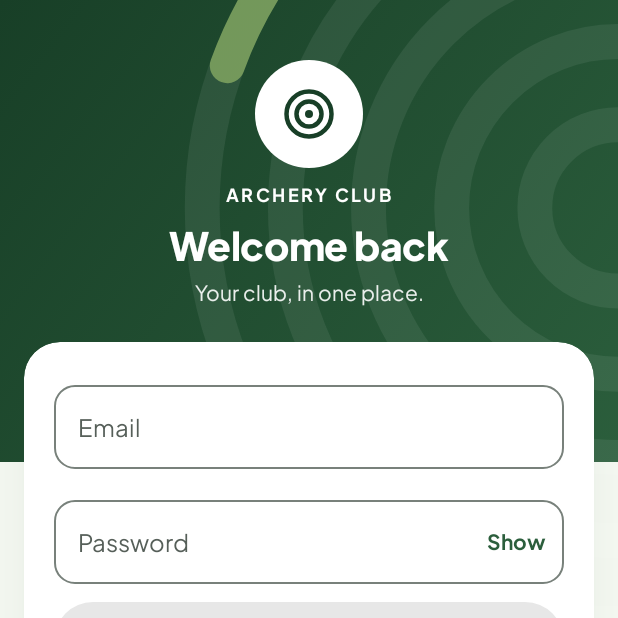
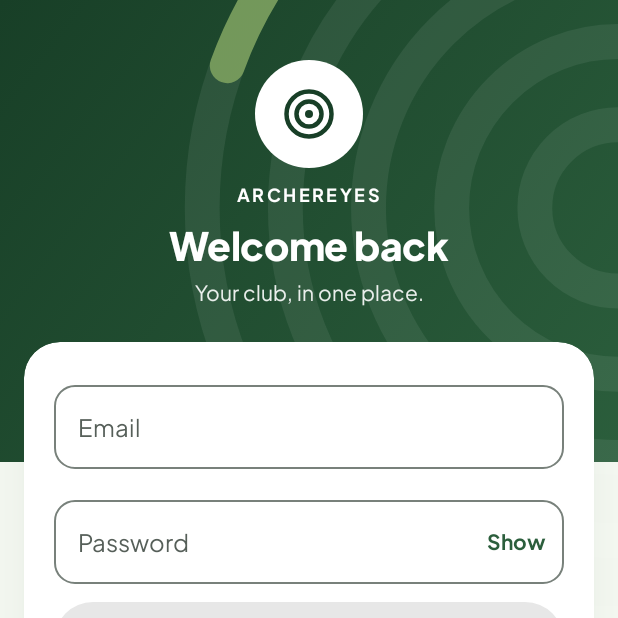
Before and after one commit to carllperez/ArcheryClub, an Android app built with Jetpack Compose: the composable ClubAuthScreen shown on its own in the app's theme, on a phone screen of 412 x 824 dp, the top half of it. Run offline under Robolectric (Android 15) with nearby library versions, the phone set to English and light mode, and no system bars; libraries missing offline, so code that uses them is left out: io.github.jan.supabase; 6 statements that could not run were skipped.

Commit message:
Rename the app to ArcherEyes: launcher name, sign-in screen, share and invite messages

```diff
--- a/app/src/main/java/ph/capstone/archeryclub/connected/AuthScreens.kt
+++ b/app/src/main/java/ph/capstone/archeryclub/connected/AuthScreens.kt
@@ -87,7 +87,7 @@ fun ClubAuthScreen(state: SystemState, vm: SystemViewModel, snackbar: SnackbarHo
             HeroBand(bottomPadding = 104.dp) {
                 Column(Modifier.fillMaxWidth().padding(top = 28.dp), horizontalAlignment = Alignment.CenterHorizontally, verticalArrangement = Arrangement.spacedBy(10.dp)) {
                     ClubMark()
-                    Text("ARCHERY CLUB", style = MaterialTheme.typography.labelMedium, letterSpacing = 1.6.sp, color = Color.White)
+                    Text("ARCHEREYES", style = MaterialTheme.typography.labelMedium, letterSpacing = 1.6.sp, color = Color.White)
                     AnimatedContent(creating, transitionSpec = { fadeIn(tween(220)) togetherWith fadeOut(tween(120)) }, label = "auth-title") { c ->
                         Column(horizontalAlignment = Alignment.CenterHorizontally, verticalArrangement = Arrangement.spacedBy(6.dp)) {
                             Text(if (c) "Create your account" else "Welcome back", style = MaterialTheme.typography.headlineMedium, color = Color.White)
--- a/app/src/main/java/ph/capstone/archeryclub/connected/ClubsScreens.kt
+++ b/app/src/main/java/ph/capstone/archeryclub/connected/ClubsScreens.kt
@@ -270,7 +270,7 @@ fun JoinCodesScreen(workspace: JsonObject, busy: Boolean, snackbar: SnackbarHost
                 style = MaterialTheme.typography.bodySmall, color = MaterialTheme.colorScheme.onSurfaceVariant)
             Row(horizontalArrangement = Arrangement.spacedBy(8.dp)) {
                 CardButton("Share", Modifier.weight(1f), primary = true, enabled = clubCode.isNotBlank()) {
-                    val message = "Join $club in the Archery Club app.\n1. Install the app and tap Create an account.\n" +
+                    val message = "Join $club in the ArcherEyes app.\n1. Install the app and tap Create an account.\n" +
                         "2. Sign up with your email. With a personal email (like Gmail), enter this join code: $clubCode\n3. Send your membership application."
                     context.startActivity(android.content.Intent.createChooser(android.content.Intent(android.content.Intent.ACTION_SEND).apply {
                         type = "text/plain"; putExtra(android.content.Intent.EXTRA_TEXT, message) }, "Share the join code"))
@@ -315,7 +315,7 @@ fun JoinCodesScreen(workspace: JsonObject, busy: Boolean, snackbar: SnackbarHost
         }
     }
     made?.let { (code, forEmail) ->
-        val message = "You're invited to join $club in the Archery Club app.\n1. Install the app and tap Create an account.\n" +
+        val message = "You're invited to join $club in the ArcherEyes app.\n1. Install the app and tap Create an account.\n" +
             "2. Sign up with $forEmail.\n3. Enter this join code: $code\nThen send your membership application."
         ConfirmDialog("Code for $forEmail", "Send them this code. It works once, only with that email, for 14 days.", "Share",
             extra = { Text(code, style = MaterialTheme.typography.headlineMedium, fontWeight = FontWeight.ExtraBold)
--- a/app/src/main/java/ph/capstone/archeryclub/connected/PartnerInviteLogic.kt
+++ b/app/src/main/java/ph/capstone/archeryclub/connected/PartnerInviteLogic.kt
@@ -50,7 +50,7 @@ fun inviteViews(workspace: JsonObject, eventId: String, now: Instant, nameOf: (S
 /** The message a rep's club sends: what the code is for and how to use it. */
 fun inviteMessage(eventTitle: String, clubName: String, code: String, closes: String): String =
     "You're invited to represent $clubName at \"$eventTitle\" (DLSU Archery Club).\n" +
-        "1. Install the DLSU Archery Club app and create an account.\n" +
+        "1. Install the ArcherEyes app and create an account.\n" +
         "2. Choose \"I'm a partner club representative\" and enter this code: $code\n" +
         "The code works once and expires $closes."
 
--- a/app/src/main/res/values/strings.xml
+++ b/app/src/main/res/values/strings.xml
@@ -1,3 +1,3 @@
 <resources>
-    <string name="app_name">Archery Club</string>
+    <string name="app_name">ArcherEyes</string>
 </resources>
```
